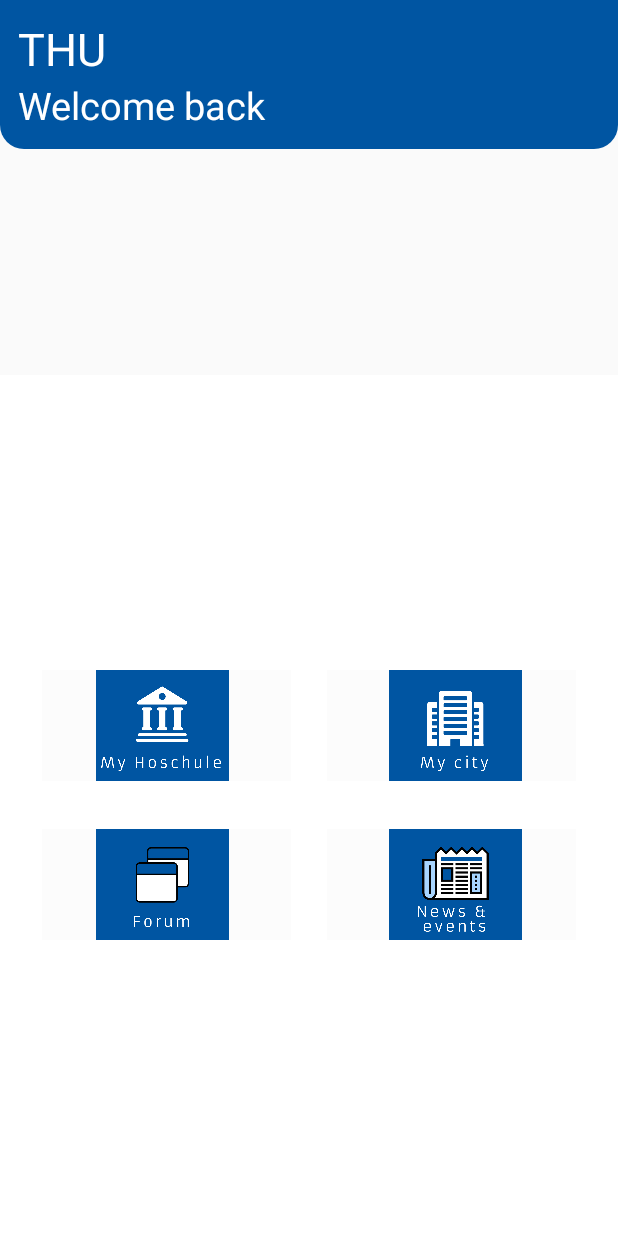
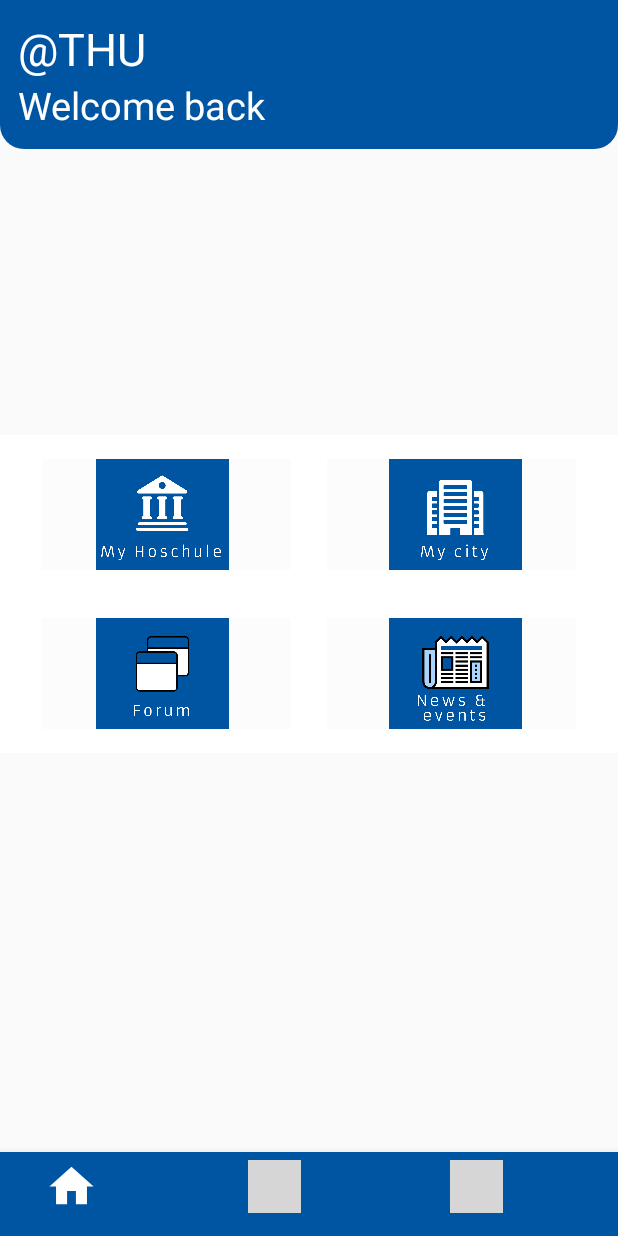
Before and after one commit to thuStudents/-THU, an Android app: the layout activity_main_homepage.xml on its own in the app's theme, with its tools: preview values and no code run, on a phone screen of 412 x 824 dp. Run offline under Robolectric (Android 15) with nearby library versions, the phone set to English and light mode, and no system bars; grey boxes are pictures that could not be loaded.

Commit message:
created first intent (login-> homepage) test bottom navigation bar

```diff
--- a/app/build.gradle
+++ b/app/build.gradle
@@ -52,6 +52,7 @@ dependencies {
     androidTestImplementation 'androidx.test.ext:junit:1.1.3'
     androidTestImplementation 'androidx.test.espresso:espresso-core:3.4.0'
 
-
+    implementation 'com.etebarian:meow-bottom-navigation:1.3.1'
+    implementation "org.jetbrains.kotlin:kotlin-stdlib-jdk7:1.5.0"
 
 }
--- /dev/null
+++ b/app/src/main/res/drawable/ic_home.xml
@@ -0,0 +1,10 @@
+<vector xmlns:android="http://schemas.android.com/apk/res/android"
+    android:width="24dp"
+    android:height="24dp"
+    android:viewportWidth="24"
+    android:viewportHeight="24"
+    android:tint="@color/white">
+  <path
+      android:fillColor="@android:color/white"
+      android:pathData="M10,20v-6h4v6h5v-8h3L12,3 2,12h3v8z"/>
+</vector>
--- a/app/src/main/res/layout/activity_main_homepage.xml
+++ b/app/src/main/res/layout/activity_main_homepage.xml
@@ -6,12 +6,49 @@
     android:layout_height="match_parent"
     tools:context=".MainActivity">
    <!-- <include layout="@layout/toolbar"/> -->
+
+    <com.google.android.material.bottomnavigation.BottomNavigationView
+        android:layout_width="match_parent"
+        android:layout_height="wrap_content"
+        android:layout_alignParentBottom="true"
+        android:background="@color/thu_blue"
+        >
+
+        <ImageView
+            android:id="@+id/home_icon"
+            android:layout_width="35dp"
+            android:layout_height="35dp"
+            android:layout_marginStart="30dp"
+            android:layout_marginTop="5dp"
+            android:clickable="true"
+            android:src="@drawable/ic_home" />
+
+        <ImageView
+            android:id="@+id/profile_icon"
+            android:layout_width="35dp"
+            android:layout_height="35dp"
+            android:layout_marginStart="165dp"
+            android:layout_marginTop="5dp"
+            android:clickable="true"
+            android:src="@drawable/ic_profile" />
+
+        <ImageView
+            android:id="@+id/settings_icon"
+            android:layout_width="35dp"
+            android:layout_height="35dp"
+            android:layout_marginStart="300dp"
+            android:layout_marginTop="5dp"
+            android:src="@drawable/ic_settings" />
+
+
+    </com.google.android.material.bottomnavigation.BottomNavigationView>
+
     <include
         android:id="@+id/my_dashboard"
         layout="@layout/dashboard"
         android:layout_width="fill_parent"
-        android:layout_height="fill_parent"
-        android:layout_marginTop="250dp" />
+        android:layout_height="wrap_content"
+        android:layout_marginTop="290dp" />
 
     <LinearLayout
         android:layout_width="match_parent"
@@ -25,7 +62,7 @@
         <TextView
             android:layout_width="match_parent"
             android:layout_height="wrap_content"
-            android:text="THU"
+            android:text="@string/app_name"
             android:textColor="@color/white"
             android:textSize="30sp" />
 
@@ -49,4 +86,6 @@
 
 
 
+
+
 </RelativeLayout>
--- a/app/src/main/res/layout/changepassword.xml
+++ b/app/src/main/res/layout/changepassword.xml
@@ -2,6 +2,9 @@
 <RelativeLayout xmlns:android="http://schemas.android.com/apk/res/android"
     android:layout_width="match_parent"
     android:layout_height="match_parent">
+
+
+
 
     <RelativeLayout
         android:id="@+id/tb_cp"
--- a/app/src/main/res/values/themes.xml
+++ b/app/src/main/res/values/themes.xml
@@ -10,7 +10,7 @@
         <item name="colorSecondaryVariant">@color/teal_700</item>
         <item name="colorOnSecondary">@color/black</item>
         <!-- Status bar color. -->
-        <item name="android:statusBarColor" tools:targetApi="l">?attr/colorPrimaryVariant</item>
+        <item name="android:statusBarColor" tools:targetApi="l">@color/thu_blue</item>
         <!-- Customize your theme here. -->
     </style>
 
```
Also changed, not shown: app/src/main/AndroidManifest.xml (+7 -5 lines), app/src/main/java/de/thu/HomeActivity.java (+9 -0 lines), app/src/main/java/de/thu/LoginActivity.java (+21 -2 lines), app/src/main/java/de/thu/MainActivity.java (+26 -1 lines).
